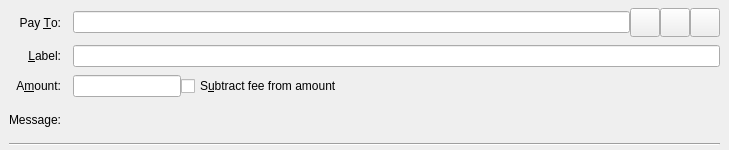
This is src/qt/forms/sendcoinsentry.ui in litebitcoins/litebitcoin as Qt 5 draws it before an edit. The edited form follows.
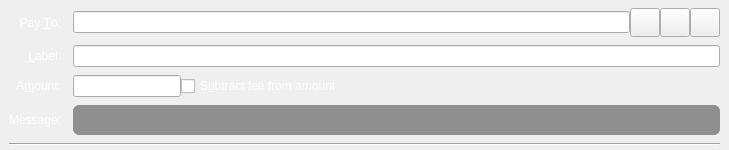
This is the edited form. Icons and pictures are not drawn. Custom widgets are drawn as their Qt base class.

```diff
--- a/src/qt/forms/sendcoinsentry.ui
+++ b/src/qt/forms/sendcoinsentry.ui
@@ -38,6 +38,43 @@
     </property>
     <item row="0" column="0">
      <widget class="QLabel" name="payToLabel">
+      <property name="palette">
+       <palette>
+        <active>
+         <colorrole role="WindowText">
+          <brush brushstyle="SolidPattern">
+           <color alpha="255">
+            <red>255</red>
+            <green>255</green>
+            <blue>255</blue>
+           </color>
+          </brush>
+         </colorrole>
+        </active>
+        <inactive>
+         <colorrole role="WindowText">
+          <brush brushstyle="SolidPattern">
+           <color alpha="255">
+            <red>255</red>
+            <green>255</green>
+            <blue>255</blue>
+           </color>
+          </brush>
+         </colorrole>
+        </inactive>
+        <disabled>
+         <colorrole role="WindowText">
+          <brush brushstyle="SolidPattern">
+           <color alpha="255">
+            <red>120</red>
+            <green>120</green>
+            <blue>120</blue>
+           </color>
+          </brush>
+         </colorrole>
+        </disabled>
+       </palette>
+      </property>
       <property name="text">
        <string>Pay &amp;To:</string>
       </property>
@@ -131,6 +168,43 @@
     </item>
     <item row="1" column="0">
      <widget class="QLabel" name="labellLabel">
+      <property name="palette">
+       <palette>
+        <active>
+         <colorrole role="WindowText">
+          <brush brushstyle="SolidPattern">
+           <color alpha="255">
+            <red>255</red>
+            <green>255</green>
+            <blue>255</blue>
+           </color>
+          </brush>
+         </colorrole>
+        </active>
+        <inactive>
+         <colorrole role="WindowText">
+          <brush brushstyle="SolidPattern">
+           <color alpha="255">
+            <red>255</red>
+            <green>255</green>
+            <blue>255</blue>
+           </color>
+          </brush>
+         </colorrole>
+        </inactive>
+        <disabled>
+         <colorrole role="WindowText">
+          <brush brushstyle="SolidPattern">
+           <color alpha="255">
+            <red>120</red>
+            <green>120</green>
+            <blue>120</blue>
+           </color>
+          </brush>
+         </colorrole>
+        </disabled>
+       </palette>
+      </property>
       <property name="text">
        <string>&amp;Label:</string>
       </property>
@@ -151,6 +225,43 @@
     </item>
     <item row="2" column="0">
      <widget class="QLabel" name="amountLabel">
+      <property name="palette">
+       <palette>
+        <active>
+         <colorrole role="WindowText">
+          <brush brushstyle="SolidPattern">
+           <color alpha="255">
+            <red>255</red>
+            <green>255</green>
+            <blue>255</blue>
+           </color>
+          </brush>
+         </colorrole>
+        </active>
+        <inactive>
+         <colorrole role="WindowText">
+          <brush brushstyle="SolidPattern">
+           <color alpha="255">
+            <red>255</red>
+            <green>255</green>
+            <blue>255</blue>
+           </color>
+          </brush>
+         </colorrole>
+        </inactive>
+        <disabled>
+         <colorrole role="WindowText">
+          <brush brushstyle="SolidPattern">
+           <color alpha="255">
+            <red>120</red>
+            <green>120</green>
+            <blue>120</blue>
+           </color>
+          </brush>
+         </colorrole>
+        </disabled>
+       </palette>
+      </property>
       <property name="text">
        <string>A&amp;mount:</string>
       </property>
@@ -169,6 +280,43 @@
       </item>
       <item>
        <widget class="QCheckBox" name="checkboxSubtractFeeFromAmount">
+        <property name="palette">
+         <palette>
+          <active>
+           <colorrole role="WindowText">
+            <brush brushstyle="SolidPattern">
+             <color alpha="255">
+              <red>255</red>
+              <green>255</green>
+              <blue>255</blue>
+             </color>
+            </brush>
+           </colorrole>
+          </active>
+          <inactive>
+           <colorrole role="WindowText">
+            <brush brushstyle="SolidPattern">
+             <color alpha="255">
+              <red>255</red>
+              <green>255</green>
+              <blue>255</blue>
+             </color>
+            </brush>
+           </colorrole>
+          </inactive>
+          <disabled>
+           <colorrole role="WindowText">
+            <brush brushstyle="SolidPattern">
+             <color alpha="255">
+              <red>120</red>
+              <green>120</green>
+              <blue>120</blue>
+             </color>
+            </brush>
+           </colorrole>
+          </disabled>
+         </palette>
+        </property>
         <property name="toolTip">
          <string>The fee will be deducted from the amount being sent. The recipient will receive less litebitcoins than you enter in the amount field. If multiple recipients are selected, the fee is split equally.</string>
         </property>
@@ -181,6 +329,43 @@
     </item>
     <item row="3" column="0">
      <widget class="QLabel" name="messageLabel">
+      <property name="palette">
+       <palette>
+        <active>
+         <colorrole role="WindowText">
+          <brush brushstyle="SolidPattern">
+           <color alpha="255">
+            <red>255</red>
+            <green>255</green>
+            <blue>255</blue>
+           </color>
+          </brush>
+         </colorrole>
+        </active>
+        <inactive>
+         <colorrole role="WindowText">
+          <brush brushstyle="SolidPattern">
+           <color alpha="255">
+            <red>255</red>
+            <green>255</green>
+            <blue>255</blue>
+           </color>
+          </brush>
+         </colorrole>
+        </inactive>
+        <disabled>
+         <colorrole role="WindowText">
+          <brush brushstyle="SolidPattern">
+           <color alpha="255">
+            <red>120</red>
+            <green>120</green>
+            <blue>120</blue>
+           </color>
+          </brush>
+         </colorrole>
+        </disabled>
+       </palette>
+      </property>
       <property name="text">
        <string>Message:</string>
       </property>
@@ -191,9 +376,174 @@
     </item>
     <item row="3" column="1">
      <widget class="QLabel" name="messageTextLabel">
+      <property name="palette">
+       <palette>
+        <active>
+         <colorrole role="WindowText">
+          <brush brushstyle="SolidPattern">
+           <color alpha="255">
+            <red>255</red>
+            <green>255</green>
+            <blue>255</blue>
+           </color>
+          </brush>
+         </colorrole>
+         <colorrole role="Button">
+          <brush brushstyle="LinearGradientPattern">
+           <gradient startx="0.500000000000000" starty="0.000000000000000" endx="0.500000000000000" endy="1.000000000000000" type="LinearGradient" spread="PadSpread" coordinatemode="ObjectBoundingMode">
+            <gradientstop position="0.500000000000000">
+             <color alpha="102">
+              <red>0</red>
+              <green>0</green>
+              <blue>0</blue>
+             </color>
+            </gradientstop>
+           </gradient>
+          </brush>
+         </colorrole>
+         <colorrole role="Base">
+          <brush brushstyle="LinearGradientPattern">
+           <gradient startx="0.500000000000000" starty="0.000000000000000" endx="0.500000000000000" endy="1.000000000000000" type="LinearGradient" spread="PadSpread" coordinatemode="ObjectBoundingMode">
+            <gradientstop position="0.500000000000000">
+             <color alpha="102">
+              <red>0</red>
+              <green>0</green>
+              <blue>0</blue>
+             </color>
+            </gradientstop>
+           </gradient>
+          </brush>
+         </colorrole>
+         <colorrole role="Window">
+          <brush brushstyle="LinearGradientPattern">
+           <gradient startx="0.500000000000000" starty="0.000000000000000" endx="0.500000000000000" endy="1.000000000000000" type="LinearGradient" spread="PadSpread" coordinatemode="ObjectBoundingMode">
+            <gradientstop position="0.500000000000000">
+             <color alpha="102">
+              <red>0</red>
+              <green>0</green>
+              <blue>0</blue>
+             </color>
+            </gradientstop>
+           </gradient>
+          </brush>
+         </colorrole>
+        </active>
+        <inactive>
+         <colorrole role="WindowText">
+          <brush brushstyle="SolidPattern">
+           <color alpha="255">
+            <red>255</red>
+            <green>255</green>
+            <blue>255</blue>
+           </color>
+          </brush>
+         </colorrole>
+         <colorrole role="Button">
+          <brush brushstyle="LinearGradientPattern">
+           <gradient startx="0.500000000000000" starty="0.000000000000000" endx="0.500000000000000" endy="1.000000000000000" type="LinearGradient" spread="PadSpread" coordinatemode="ObjectBoundingMode">
+            <gradientstop position="0.500000000000000">
+             <color alpha="102">
+              <red>0</red>
+              <green>0</green>
+              <blue>0</blue>
+             </color>
+            </gradientstop>
+           </gradient>
+          </brush>
+         </colorrole>
+         <colorrole role="Base">
+          <brush brushstyle="LinearGradientPattern">
+           <gradient startx="0.500000000000000" starty="0.000000000000000" endx="0.500000000000000" endy="1.000000000000000" type="LinearGradient" spread="PadSpread" coordinatemode="ObjectBoundingMode">
+            <gradientstop position="0.500000000000000">
+             <color alpha="102">
+              <red>0</red>
+              <green>0</green>
+              <blue>0</blue>
+             </color>
+            </gradientstop>
+           </gradient>
+          </brush>
+         </colorrole>
+         <colorrole role="Window">
+          <brush brushstyle="LinearGradientPattern">
+           <gradient startx="0.500000000000000" starty="0.000000000000000" endx="0.500000000000000" endy="1.000000000000000" type="LinearGradient" spread="PadSpread" coordinatemode="ObjectBoundingMode">
+            <gradientstop position="0.500000000000000">
+             <color alpha="102">
+              <red>0</red>
+              <green>0</green>
+              <blue>0</blue>
+             </color>
+            </gradientstop>
+           </gradient>
+          </brush>
+         </colorrole>
+        </inactive>
+        <disabled>
+         <colorrole role="WindowText">
+          <brush brushstyle="SolidPattern">
+           <color alpha="255">
+            <red>120</red>
+            <green>120</green>
+            <blue>120</blue>
+           </color>
+          </brush>
+         </colorrole>
+         <colorrole role="Button">
+          <brush brushstyle="LinearGradientPattern">
+           <gradient startx="0.500000000000000" starty="0.000000000000000" endx="0.500000000000000" endy="1.000000000000000" type="LinearGradient" spread="PadSpread" coordinatemode="ObjectBoundingMode">
+            <gradientstop position="0.500000000000000">
+             <color alpha="102">
+              <red>0</red>
+              <green>0</green>
+              <blue>0</blue>
+             </color>
+            </gradientstop>
+           </gradient>
+          </brush>
+         </colorrole>
+         <colorrole role="Base">
+          <brush brushstyle="LinearGradientPattern">
+           <gradient startx="0.500000000000000" starty="0.000000000000000" endx="0.500000000000000" endy="1.000000000000000" type="LinearGradient" spread="PadSpread" coordinatemode="ObjectBoundingMode">
+            <gradientstop position="0.500000000000000">
+             <color alpha="102">
+              <red>0</red>
+              <green>0</green>
+              <blue>0</blue>
+             </color>
+            </gradientstop>
+           </gradient>
+          </brush>
+         </colorrole>
+         <colorrole role="Window">
+          <brush brushstyle="LinearGradientPattern">
+           <gradient startx="0.500000000000000" starty="0.000000000000000" endx="0.500000000000000" endy="1.000000000000000" type="LinearGradient" spread="PadSpread" coordinatemode="ObjectBoundingMode">
+            <gradientstop position="0.500000000000000">
+             <color alpha="102">
+              <red>0</red>
+              <green>0</green>
+              <blue>0</blue>
+             </color>
+            </gradientstop>
+           </gradient>
+          </brush>
+         </colorrole>
+        </disabled>
+       </palette>
+      </property>
       <property name="toolTip">
        <string>A message that was attached to the litebitcoin: URI which will be stored with the transaction for your reference. Note: This message will not be sent over the Litebitcoin network.</string>
       </property>
+      <property name="styleSheet">
+       <string notr="true">background-color: qlineargradient(spread:pad, x1:0.5, y1:0, x2:0.5, y2:1, stop:0.5 rgba(0, 0, 0, 102));
+border:0;
+border-radius:6px;
+font-size:10px;
+font-weight:bold;
+padding-left:5px;
+padding-right:5px;
+padding-top:5px;
+padding-bottom:5px;</string>
+      </property>
       <property name="textFormat">
        <enum>Qt::PlainText</enum>
       </property>
```
Left out of the diff: 4 changed lines with no effect on the pictures.
